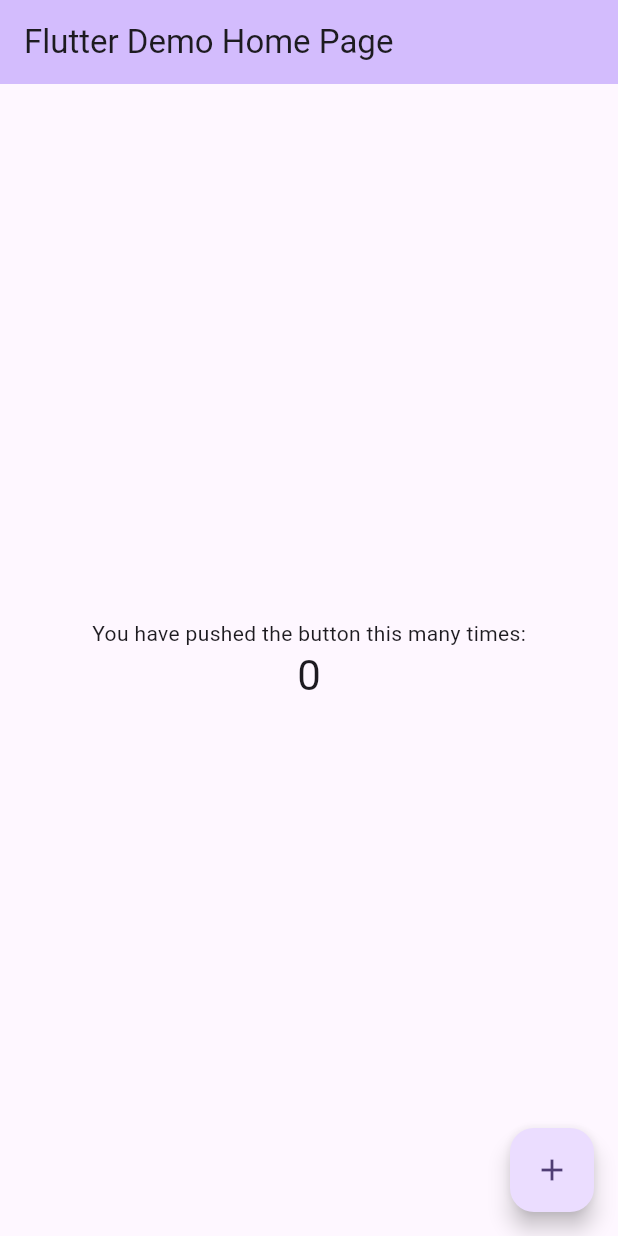
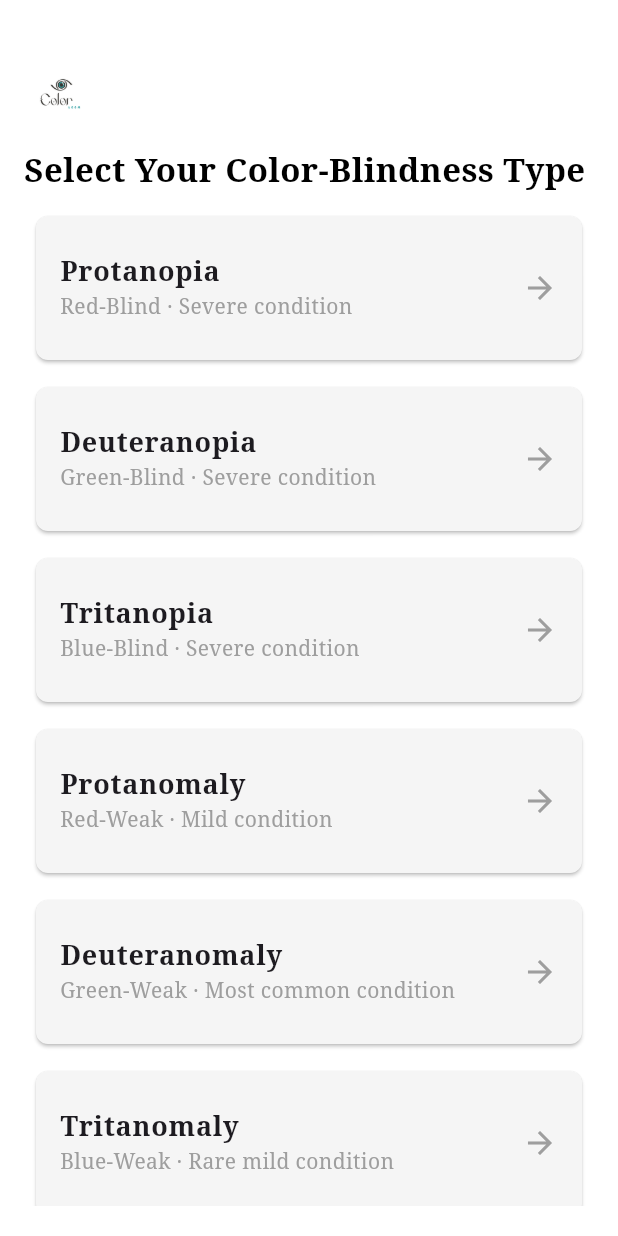
Before and after one commit to Denidu/Color-Correction-App, a Flutter app: the screen it shows after launch, on a phone screen of 412 x 824 dp. Run offline on Flutter 3.47's test engine with Material 3 defaults, Android fonts, the light colour scheme and no system bars; Roboto replaces fonts that are missing (Serif).

Commit message:
Start working on frontend

```diff
--- /dev/null
+++ b/frontend/lib/color_blindness_type_screen.dart
@@ -0,0 +1,105 @@
+import 'package:flutter/material.dart';
+import 'severity_level_screen.dart';
+
+class ColorBlindnessTypeScreen extends StatelessWidget {
+  const ColorBlindnessTypeScreen({Key? key}) : super(key: key);
+
+  @override
+  Widget build(BuildContext context) {
+    final colorBlindnessTypes = [
+      {'title': 'Protanopia', 'description': 'Red-Blind · Severe condition'},
+      {'title': 'Deuteranopia', 'description': 'Green-Blind · Severe condition'},
+      {'title': 'Tritanopia', 'description': 'Blue-Blind · Severe condition'},
+      {'title': 'Protanomaly', 'description': 'Red-Weak · Mild condition'},
+      {'title': 'Deuteranomaly', 'description': 'Green-Weak · Most common condition'},
+      {'title': 'Tritanomaly', 'description': 'Blue-Weak · Rare mild condition'},
+    ];
+
+    return Scaffold(
+      backgroundColor: Colors.white,
+      appBar: PreferredSize(
+        preferredSize: const Size.fromHeight(120), // Increases the AppBar height
+        child: AppBar(
+          backgroundColor: Colors.white,
+          elevation: 0,
+          flexibleSpace: Padding(
+            padding: const EdgeInsets.only(left: 16, top: 40, right: 16),
+            child: Column(
+              crossAxisAlignment: CrossAxisAlignment.start,
+              children: [
+                Image.asset(
+                  'assets/colorloom.png', // Ensure this image exists in your assets folder
+                  width: 50,
+                  height: 50,
+                ),
+                const SizedBox(height: 8), // Adds spacing between logo and title
+                const Text(
+                  'Select Your Color-Blindness Type',
+                  style: TextStyle(
+                    fontSize: 22,
+                    fontWeight: FontWeight.bold,
+                    fontFamily: 'Serif',
+                    color: Colors.black,
+                  ),
+                ),
+              ],
+            ),
+          ),
+        ),
+      ),
+      body: Padding(
+        padding: const EdgeInsets.all(20.0),
+        child: SingleChildScrollView(
+          child: Column(
+            children: List.generate(colorBlindnessTypes.length, (index) {
+              return _buildTypeCard(
+                context,
+                colorBlindnessTypes[index]['title']!,
+                colorBlindnessTypes[index]['description']!,
+                const SeverityLevelScreen(),
+              );
+            }),
+          ),
+        ),
+      ),
+    );
+  }
+
+  Widget _buildTypeCard(BuildContext context, String title, String description, Widget nextScreen) {
+    return Padding(
+      padding: const EdgeInsets.only(bottom: 10.0),
+      child: Card(
+        elevation: 1,
+        color: const Color(0xFFF5F5F5),
+        shape: RoundedRectangleBorder(
+          borderRadius: BorderRadius.circular(8),
+        ),
+        child: ListTile(
+          contentPadding: const EdgeInsets.symmetric(horizontal: 16, vertical: 12),
+          title: Text(
+            title,
+            style: const TextStyle(
+              fontSize: 18,
+              fontWeight: FontWeight.bold,
+              fontFamily: 'Serif',
+            ),
+          ),
+          subtitle: Text(
+            description,
+            style: const TextStyle(
+              color: Colors.grey,
+              fontFamily: 'Serif',
+            ),
+          ),
+          trailing: const Icon(Icons.arrow_forward, color: Colors.grey),
+          onTap: () {
+            Navigator.push(
+              context,
+              MaterialPageRoute(builder: (context) => nextScreen),
+            );
+          },
+        ),
+      ),
+    );
+  }
+}
--- a/frontend/lib/main.dart
+++ b/frontend/lib/main.dart
@@ -1,125 +1,22 @@
 import 'package:flutter/material.dart';
+import 'splash_screen.dart';
 
 void main() {
-  runApp(const MyApp());
+  runApp(const ColorLoomApp());
 }
 
-class MyApp extends StatelessWidget {
-  const MyApp({super.key});
+class ColorLoomApp extends StatelessWidget {
+  const ColorLoomApp({Key? key}) : super(key: key);
 
-  // This widget is the root of your application.
   @override
   Widget build(BuildContext context) {
     return MaterialApp(
-      title: 'Flutter Demo',
+      debugShowCheckedModeBanner: false,
       theme: ThemeData(
-        // This is the theme of your application.
-        //
-        // TRY THIS: Try running your application with "flutter run". You'll see
-        // the application has a purple toolbar. Then, without quitting the app,
-        // try changing the seedColor in the colorScheme below to Colors.green
-        // and then invoke "hot reload" (save your changes or press the "hot
-        // reload" button in a Flutter-supported IDE, or press "r" if you used
-        // the command line to start the app).
-        //
-        // Notice that the counter didn't reset back to zero; the application
-        // state is not lost during the reload. To reset the state, use hot
-        // restart instead.
-        //
-        // This works for code too, not just values: Most code changes can be
-        // tested with just a hot reload.
-        colorScheme: ColorScheme.fromSeed(seedColor: Colors.deepPurple),
-        useMaterial3: true,
+        primarySwatch: Colors.blue,
+        fontFamily: 'Serif',
       ),
-      home: const MyHomePage(title: 'Flutter Demo Home Page'),
+      home: const SplashScreen(),
     );
   }
 }
-
-class MyHomePage extends StatefulWidget {
-  const MyHomePage({super.key, required this.title});
-
-  // This widget is the home page of your application. It is stateful, meaning
-  // that it has a State object (defined below) that contains fields that affect
-  // how it looks.
-
-  // This class is the configuration for the state. It holds the values (in this
-  // case the title) provided by the parent (in this case the App widget) and
-  // used by the build method of the State. Fields in a Widget subclass are
-  // always marked "final".
-
-  final String title;
-
-  @override
-  State<MyHomePage> createState() => _MyHomePageState();
-}
-
-class _MyHomePageState extends State<MyHomePage> {
-  int _counter = 0;
-
-  void _incrementCounter() {
-    setState(() {
-      // This call to setState tells the Flutter framework that something has
-      // changed in this State, which causes it to rerun the build method below
-      // so that the display can reflect the updated values. If we changed
-      // _counter without calling setState(), then the build method would not be
-      // called again, and so nothing would appear to happen.
-      _counter++;
-    });
-  }
-
-  @override
-  Widget build(BuildContext context) {
-    // This method is rerun every time setState is called, for instance as done
-    // by the _incrementCounter method above.
-    //
-    // The Flutter framework has been optimized to make rerunning build methods
-    // fast, so that you can just rebuild anything that needs updating rather
-    // than having to individually change instances of widgets.
-    return Scaffold(
-      appBar: AppBar(
-        // TRY THIS: Try changing the color here to a specific color (to
-        // Colors.amber, perhaps?) and trigger a hot reload to see the AppBar
-        // change color while the other colors stay the same.
-        backgroundColor: Theme.of(context).colorScheme.inversePrimary,
-        // Here we take the value from the MyHomePage object that was created by
-        // the App.build method, and use it to set our appbar title.
-        title: Text(widget.title),
-      ),
-      body: Center(
-        // Center is a layout widget. It takes a single child and positions it
-        // in the middle of the parent.
-        child: Column(
-          // Column is also a layout widget. It takes a list of children and
-          // arranges them vertically. By default, it sizes itself to fit its
-          // children horizontally, and tries to be as tall as its parent.
-          //
-          // Column has various properties to control how it sizes itself and
-          // how it positions its children. Here we use mainAxisAlignment to
-          // center the children vertically; the main axis here is the vertical
-          // axis because Columns are vertical (the cross axis would be
-          // horizontal).
-          //
-          // TRY THIS: Invoke "debug painting" (choose the "Toggle Debug Paint"
-          // action in the IDE, or press "p" in the console), to see the
-          // wireframe for each widget.
-          mainAxisAlignment: MainAxisAlignment.center,
-          children: <Widget>[
-            const Text(
-              'You have pushed the button this many times:',
-            ),
-            Text(
-              '$_counter',
-              style: Theme.of(context).textTheme.headlineMedium,
-            ),
-          ],
-        ),
-      ),
-      floatingActionButton: FloatingActionButton(
-        onPressed: _incrementCounter,
-        tooltip: 'Increment',
-        child: const Icon(Icons.add),
-      ), // This trailing comma makes auto-formatting nicer for build methods.
-    );
-  }
-}
--- a/frontend/pubspec.yaml
+++ b/frontend/pubspec.yaml
@@ -53,6 +53,8 @@ dev_dependencies:
 
 # The following section is specific to Flutter packages.
 flutter:
+  assets:
+    - assets/colorloom.png
 
   # The following line ensures that the Material Icons font is
   # included with your application, so that you can use the icons in
```
Also changed, not shown: frontend/lib/questionnaire_screen.dart (added, +103 -0 lines), frontend/lib/severity_level_screen.dart (added, +112 -0 lines), frontend/lib/splash_screen.dart (added, +36 -0 lines), frontend/assets/colorloom.png (added), 1 other file.
